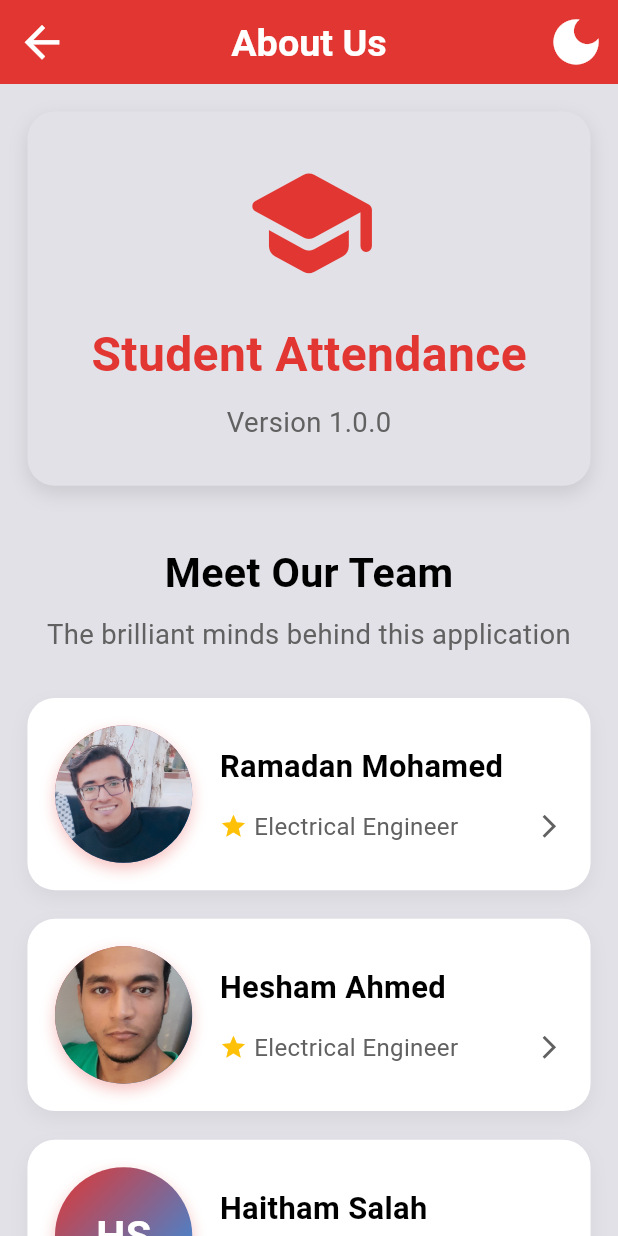
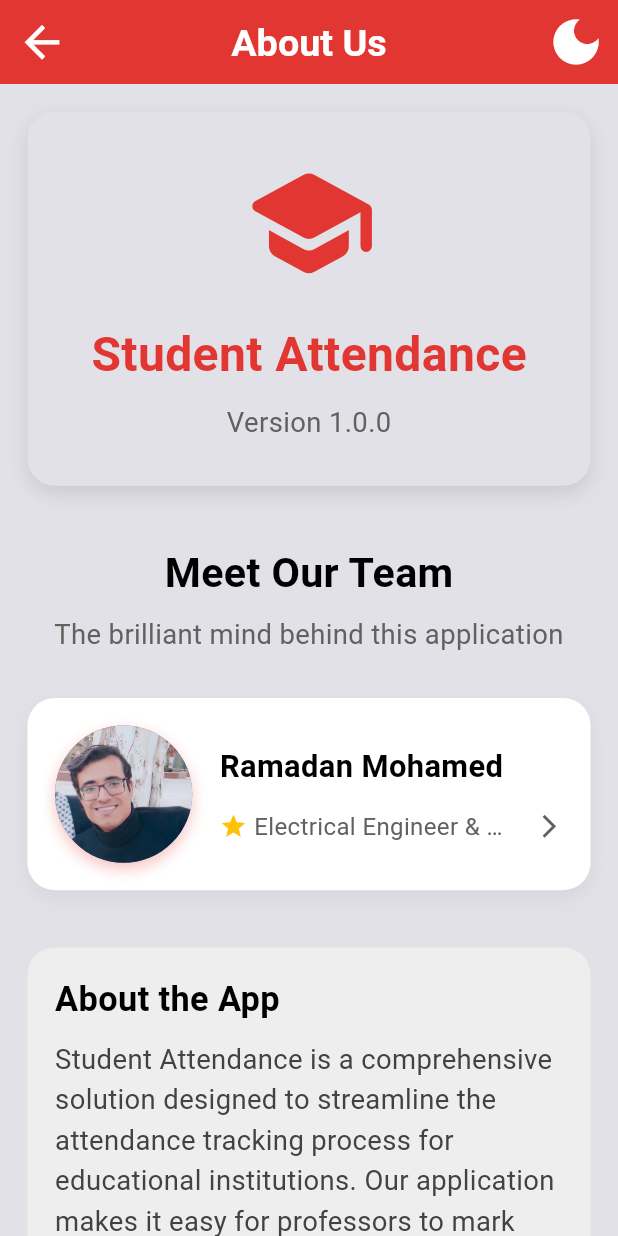
Before and after one commit to RamadanMohamed11/Student-Attendance, a Flutter app: the AboutPage screen opened by its route, on a phone screen of 412 x 824 dp. Run offline on Flutter 3.47's test engine with Material 3 defaults, Android fonts, the phone set to English and light mode, and no system bars; our stand-ins replace awesome_dialog, awesome_snackbar_content, cloud_firestore, community_charts_flutter, curved_navigation_bar, dash_chat_2 and 11 more; missing offline and left inert: firebase_app_check, mobile_scanner; accounts and stored records are empty.

Commit message:
Initial commit

```diff
--- a/lib/pages/about_page.dart
+++ b/lib/pages/about_page.dart
@@ -2,6 +2,7 @@ import 'package:flutter/material.dart';
 import 'package:flutter_screenutil/flutter_screenutil.dart';
 import 'package:student_attendance/colors.dart';
 import 'package:student_attendance/pages/team_member_details_page.dart';
+import 'package:student_attendance/utils/url_launcher.dart';
 import 'package:student_attendance/widgets/theme_mode_button.dart';
 
 class AboutPage extends StatelessWidget {
@@ -89,7 +90,7 @@ class AboutPage extends StatelessWidget {
               SizedBox(height: 8.h),
 
               Text(
-                'The brilliant minds behind this application',
+                'The brilliant mind behind this application',
                 textAlign: TextAlign.center,
                 style: TextStyle(
                   fontSize: 16.sp,
@@ -105,7 +106,7 @@ class AboutPage extends StatelessWidget {
                 name: 'Ramadan Mohamed',
                 avatarPlaceholder: 'RM',
                 imagePath: 'assets/images/Ramadan.jpg',
-                role: 'Electrical Engineer',
+                role: 'Electrical Engineer & Flutter Developer',
                 linkedinUrl:
                     'https://www.linkedin.com/in/ramadan-mohamed-31624a220/',
                 facebookUrl: 'https://www.facebook.com/elking.medo611',
@@ -113,37 +114,38 @@ class AboutPage extends StatelessWidget {
                 portfolioUrl: 'https://ramadan-mohamed-portfolio.netlify.app/',
               ),
 
-              SizedBox(height: 16.h),
+              // SizedBox(height: 16.h),
 
-              _buildTeamMember(
-                context,
-                name: 'Hesham Ahmed',
-                avatarPlaceholder: 'HA',
-                imagePath: 'assets/images/Hesham.jpg',
-                role: 'Electrical Engineer',
-                linkedinUrl: 'https://www.linkedin.com/in/hesham-ahmed/',
-                facebookUrl: 'https://www.facebook.com/hesham.ahmed',
-                whatsappNumber: '+201208073136',
-              ),
+              // _buildTeamMember(
+              //   context,
+              //   name: 'Hesham Ahmed',
+              //   avatarPlaceholder: 'HA',
+              //   imagePath: 'assets/images/Hesham.jpg',
+              //   role: 'Electrical Engineer',
+              //   linkedinUrl:
+              //       'https://www.linkedin.com/in/hesham-ahmed-mahmoud-774075293',
+              //   whatsappNumber: '+201208073136',
+              // ),
 
-              SizedBox(height: 16.h),
+              // SizedBox(height: 16.h),
 
-              _buildTeamMember(
-                context,
-                name: 'Haitham Salah',
-                avatarPlaceholder: 'HS',
-                role: 'Electrical Engineer',
-                whatsappNumber: '+201212633931',
-              ),
-              SizedBox(height: 16.h),
+              // _buildTeamMember(
+              //   context,
+              //   name: 'Haitham Salah',
+              //   avatarPlaceholder: 'HS',
+              //   role: 'Electrical Engineer',
+              //   whatsappNumber: '+201212633931',
+              // ),
+              // SizedBox(height: 16.h),
 
-              _buildTeamMember(
-                context,
-                name: 'Saad Mohamed',
-                avatarPlaceholder: 'SM',
-                role: 'Electrical Engineer',
-                whatsappNumber: '+201557401222',
-              ),
+              // _buildTeamMember(
+              //   context,
+              //   name: 'Saad Mohamed',
+              //   avatarPlaceholder: 'SM',
+              //   imagePath: 'assets/images/Saad.jpg',
+              //   role: 'Electrical Engineer',
+              //   whatsappNumber: '+201557401222',
+              // ),
 
               SizedBox(height: 32.h),
 
@@ -200,8 +202,7 @@ class AboutPage extends StatelessWidget {
                     context,
                     icon: Icons.email,
                     onTap: () {
-                      ScaffoldMessenger.of(context).showSnackBar(SnackBar(
-                          content: Text('Email functionality not available')));
+                      myLaunchUrl('mailto:ramadan.work010@gmail.com');
                     },
                   ),
                   SizedBox(width: 16.w),
@@ -209,9 +210,8 @@ class AboutPage extends StatelessWidget {
                     context,
                     icon: Icons.language,
                     onTap: () {
-                      ScaffoldMessenger.of(context).showSnackBar(SnackBar(
-                          content:
-                              Text('Website functionality not available')));
+                      myLaunchUrl(
+                          'https://ramadan-mohamed-portfolio.netlify.app/');
                     },
                   ),
                   SizedBox(width: 16.w),
@@ -219,8 +219,8 @@ class AboutPage extends StatelessWidget {
                     context,
                     icon: Icons.phone,
                     onTap: () {
-                      ScaffoldMessenger.of(context).showSnackBar(SnackBar(
-                          content: Text('Phone functionality not available')));
+                      myLaunchUrl(
+                          'https://wa.me/${"+201065728564".replaceAll(RegExp(r'[^0-9]'), '')}');
                     },
                   ),
                 ],
@@ -362,13 +362,17 @@ class AboutPage extends StatelessWidget {
                             color: Colors.amber,
                           ),
                           SizedBox(width: 4.w),
-                          Text(
+                          SizedBox(
+                            width: 150.w,
+                            child: Text(
                               role ?? 'Team Member',
                               style: TextStyle(
                                 fontSize: 14.sp,
                                 color: isDarkMode
                                     ? Colors.grey[400]
                                     : Colors.grey[700],
+                              ),
+                              overflow: TextOverflow.ellipsis,
                             ),
                           ),
                         ],
--- a/lib/pages/student_attendance_info.dart
+++ b/lib/pages/student_attendance_info.dart
@@ -6,8 +6,6 @@ import 'package:student_attendance/colors.dart';
 
 import '../models/user_model.dart';
 import '../models/subject_model.dart';
-import '../widgets/theme_mode_button.dart';
-import '../services/authentication_service.dart';
 
 class StudentAttendanceInfo extends StatefulWidget {
   const StudentAttendanceInfo({
```
Also changed, not shown: lib/pages/team_member_details_page.dart (+9 -18 lines), lib/utils/url_launcher.dart (added, +11 -0 lines), assets/images/Saad.jpg (added), 7 other files. Lines whose indentation alone changed are shown as unchanged.
